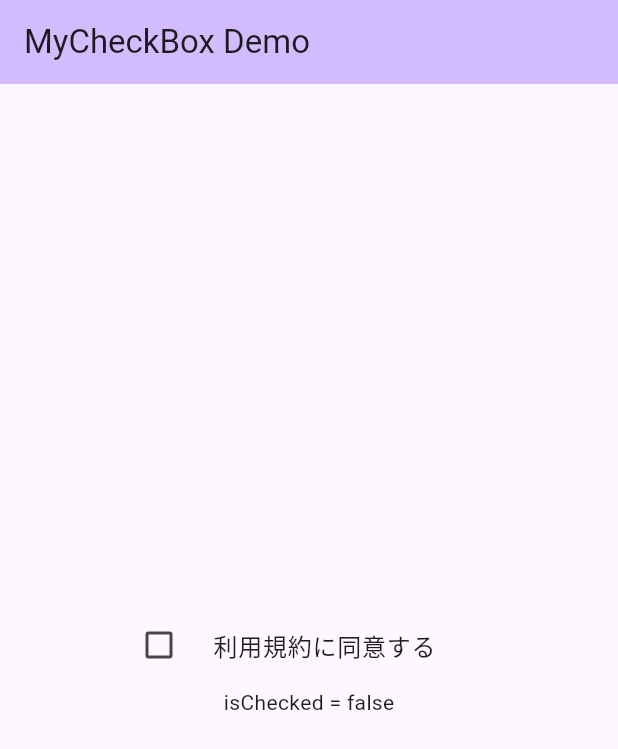
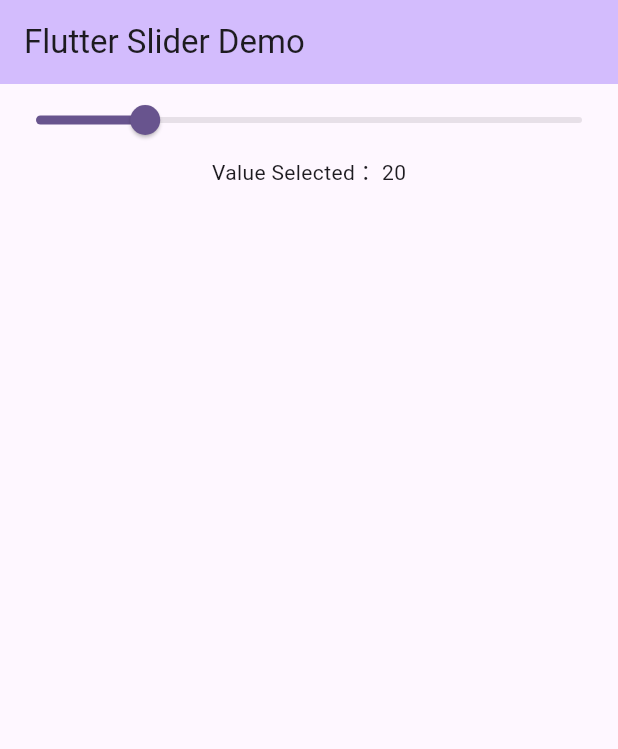
Before and after one commit to Ddaiyn/chap07, a Flutter app: the screen it shows after launch, on a phone screen of 412 x 824 dp. Shown: the top 749 px of the screen. Run offline on Flutter 3.47's test engine with Material 3 defaults, Android fonts, the phone set to English and light mode, and no system bars.

```diff
--- a/lib/main.dart
+++ b/lib/main.dart
@@ -16,10 +16,50 @@ class MyApp extends StatelessWidget {
         colorScheme: ColorScheme.fromSeed(seedColor: Colors.deepPurple),
         useMaterial3: true,
       ),
-      home: MyCheckBox(),
+      home: MySlider(),
     );
   }
 }
+
+class MySlider extends StatefulWidget {
+  const MySlider({super.key});
+
+  @override
+  State<MySlider> createState() => _MySliderState();
+}
+
+class _MySliderState extends State<MySlider> {
+  double _currentSliderValue = 20;
+
+  @override
+  Widget build(BuildContext context) {
+    return Scaffold(
+      appBar: AppBar(
+        title: Text('Flutter Slider Demo'),
+        backgroundColor: Theme.of(context).colorScheme.inversePrimary,
+      ),
+      body: Center(
+        child: Column(
+          children: [
+            Slider(
+                value: _currentSliderValue,
+                min: 0,
+                max: 100,
+                //divisions: 100,
+                label: _currentSliderValue.round().toString(),
+                onChanged: (double value) {
+                  setState(() {
+                    _currentSliderValue = value;
+                  });
+                }),
+            Text('Value Selected： ${_currentSliderValue.round()}')
+          ],
+        ),
+      ),
+    );
+  }
+}
+
 
 class MyCheckBox extends StatefulWidget {
   const MyCheckBox({super.key});
```
